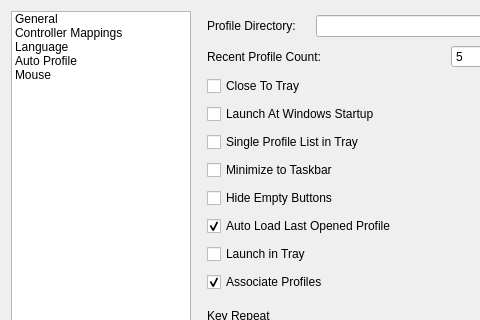
Old version of the form src/mainsettingsdialog.ui in the repository AntiMicroX/antimicrox; both pictures show x 0 to 480 and y 0 to 320 of the 706 by 578 pixel window.
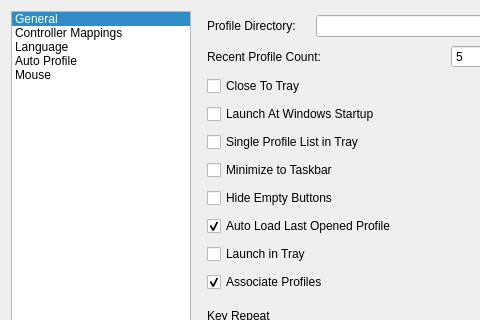
New version of the form. Icons and pictures are not drawn.

Commit message: Change default current row for settings dialog.

Diff of the .ui file:
```diff
--- a/src/mainsettingsdialog.ui
+++ b/src/mainsettingsdialog.ui
@@ -55,7 +55,7 @@
         <bool>false</bool>
        </property>
        <property name="currentRow">
-        <number>-1</number>
+        <number>0</number>
        </property>
        <item>
         <property name="text">
```
The commit also changes 1 other file.
